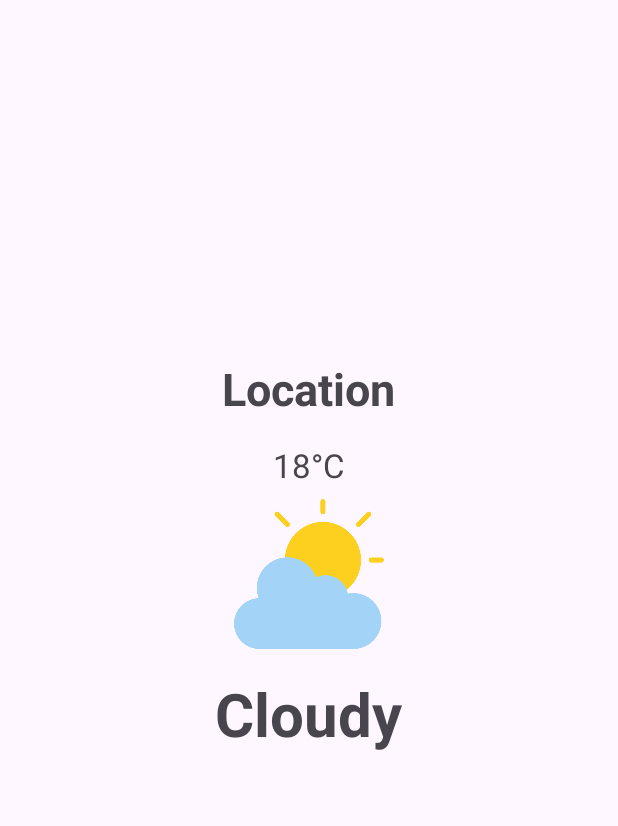
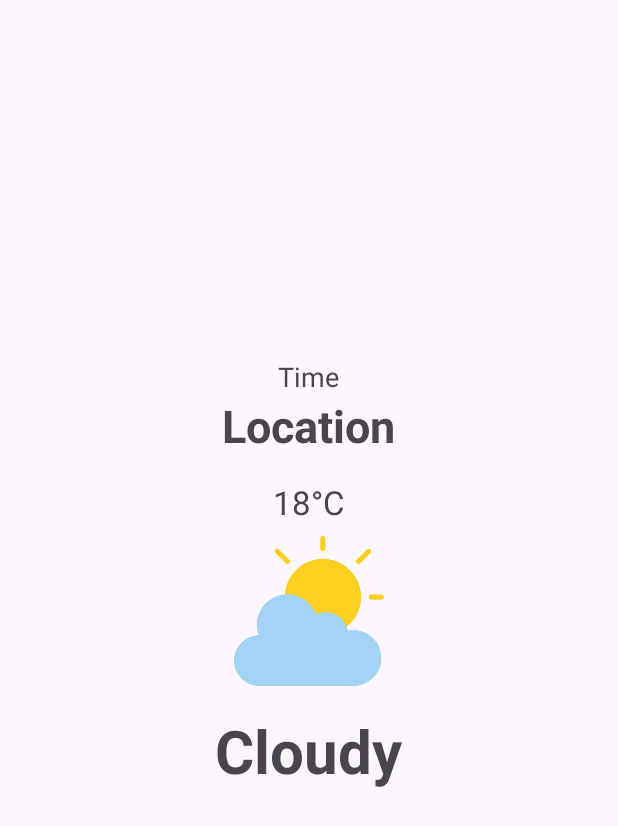
Before and after one commit to Luky6zd/MeteoWeatherChannel, an Android app: the fragment WeatherFragment shown on its own in the app's theme, on a phone screen of 412 x 824 dp. Shown: the top 826 px of the screen. Run offline under Robolectric (Android 15) with nearby library versions, the phone set to English and light mode, and no system bars; our stand-ins replace Volley; network calls fail; 2 statements that could not run were skipped.

```diff
--- a/app/src/main/res/layout/weather_fragment.xml
+++ b/app/src/main/res/layout/weather_fragment.xml
@@ -5,6 +5,15 @@
     android:orientation="vertical"
     android:gravity="center"
     android:padding="16dp" >
+
+    <!-- Weather information -->
+    <TextView
+        android:id="@+id/timeTextView"
+        android:layout_width="wrap_content"
+        android:layout_height="wrap_content"
+        android:text="@string/time"
+        android:layout_marginTop="24dp"
+        android:textSize="18sp" />
 
     <TextView
         android:id="@+id/locationTextView"
```
Also changed, not shown: app/src/main/java/com/example/meteoweatherchannel/MainActivity.java (+17 -0 lines), app/src/main/java/com/example/meteoweatherchannel/WeatherFragmentAdapter.java (added, +80 -0 lines).
